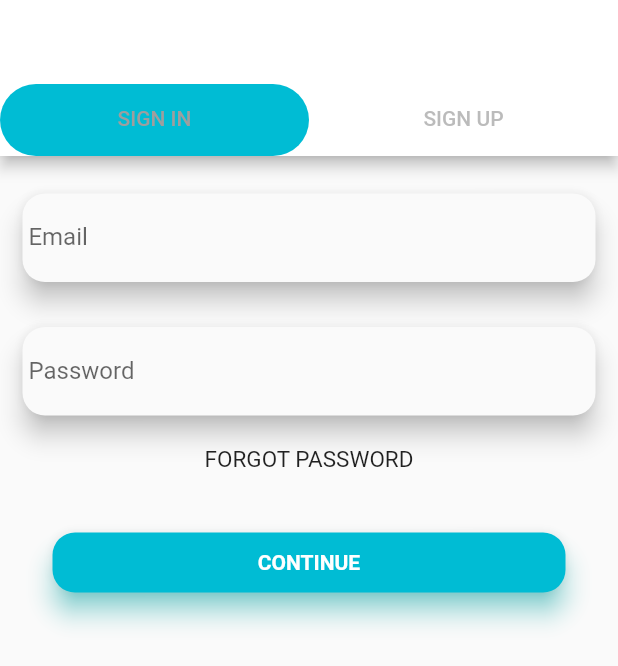
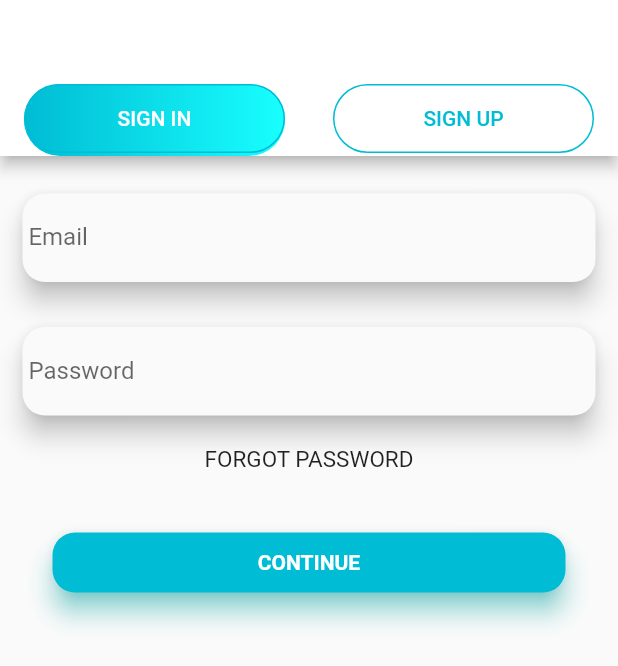
Before and after one commit to ozzi0032/PROWORK, a Flutter app: the SignupPage screen opened by its route, on a phone screen of 412 x 824 dp. Shown: the top 666 px of the screen. Run offline on Flutter 3.47's test engine with Material 2 defaults, Android fonts, the phone set to English and light mode, and no system bars.

Commit message:
tabbar upgarde

```diff
--- a/lib/signup.dart
+++ b/lib/signup.dart
@@ -18,16 +18,33 @@ class _SignupPage extends State<SignupPage> {
             backgroundColor: Colors.white,
             bottom: TabBar(
                 indicatorColor: Colors.blue,
+                unselectedLabelColor: Colors.cyan,
+                indicatorSize: TabBarIndicatorSize.label,
                 indicator: BoxDecoration(
+                    gradient: LinearGradient(
+                        colors: [Colors.cyan, Colors.cyanAccent]),
                     borderRadius: BorderRadius.circular(50),
                     color: Colors.cyan),
-                labelColor: Colors.grey,
                 tabs: [
                   Tab(
-                    text: 'SIGN IN',
+                    child: Container(
+                      decoration: BoxDecoration(
+                          borderRadius: BorderRadius.circular(50),
+                          border: Border.all(color: Colors.cyan, width: 1)),
+                      child: Align(
+                        child: Text("SIGN IN"),
+                      ),
+                    ),
                   ),
                   Tab(
-                    text: 'SIGN UP',
+                    child: Container(
+                      decoration: BoxDecoration(
+                          borderRadius: BorderRadius.circular(50),
+                          border: Border.all(color: Colors.cyan, width: 1)),
+                      child: Align(
+                        child: Text("SIGN UP"),
+                      ),
+                    ),
                   )
                 ]),
           ),
```
